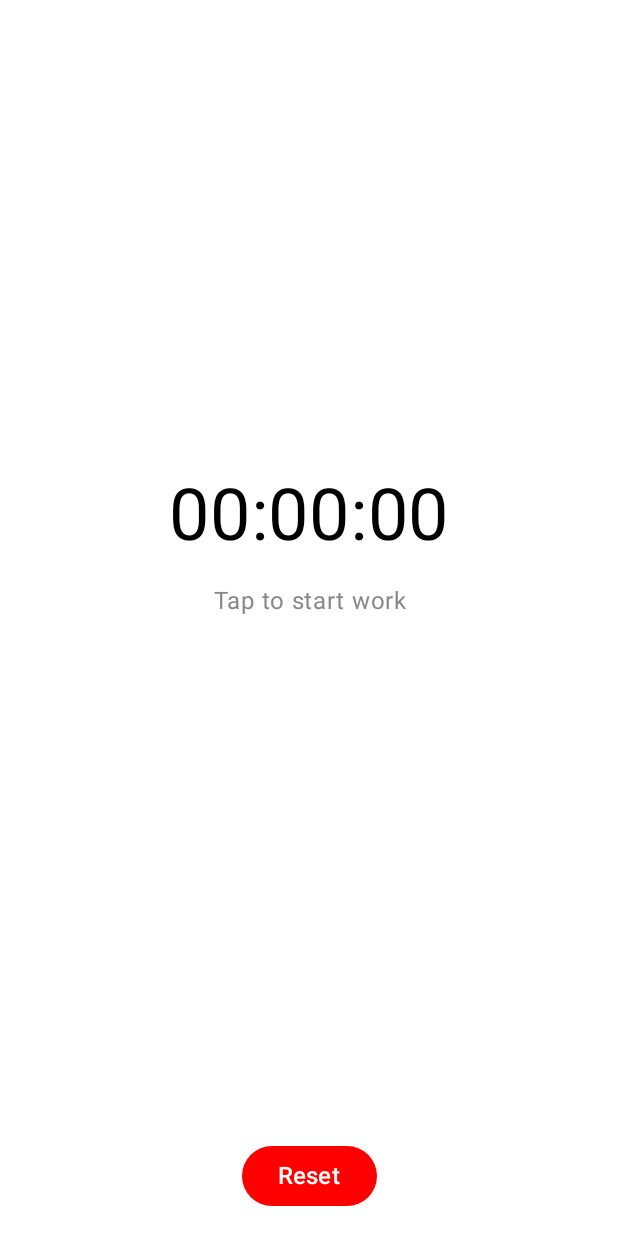
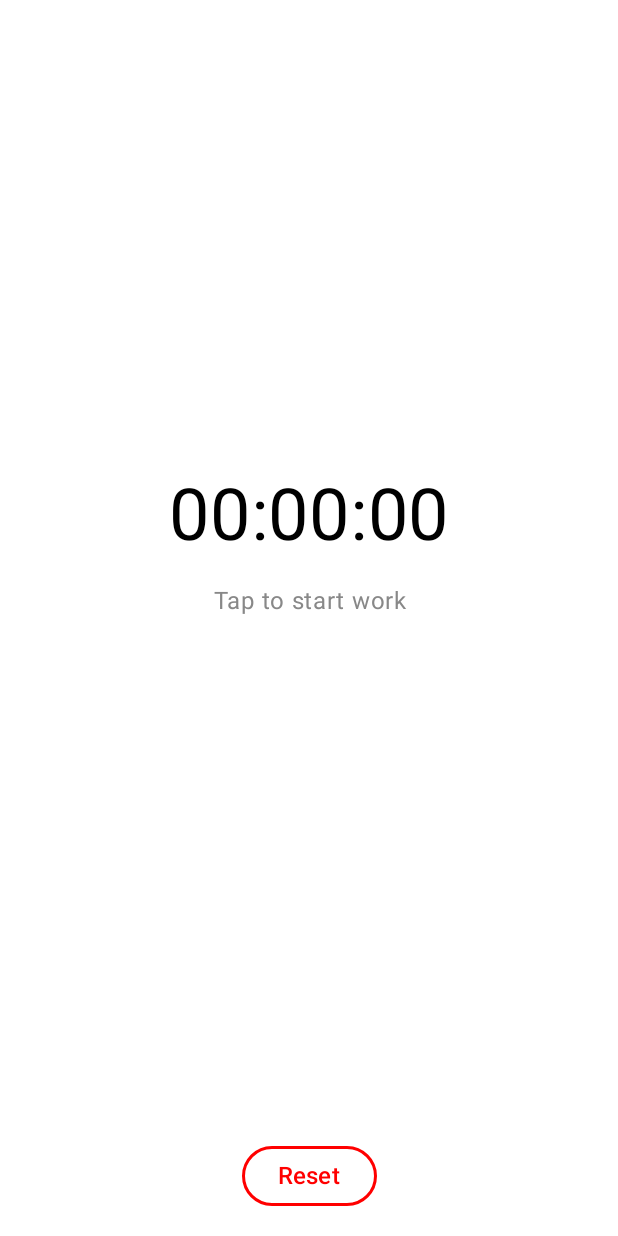
Before and after one commit to disbelief2389/rhythm-watch, an Android app built with Jetpack Compose: the screen it shows after launch (MainActivity), on a phone screen of 412 x 824 dp. Run offline under Robolectric (Android 15) with nearby library versions, the phone set to English and light mode, and no system bars; libraries missing offline, so code that uses them is left out: androidx.test.core; 1 statement that could not run was skipped.

Commit message:
Pre optimisation, post main foundation

```diff
--- a/app/src/main/java/com/example/rhythmwatch/MainActivity.kt
+++ b/app/src/main/java/com/example/rhythmwatch/MainActivity.kt
@@ -14,6 +14,9 @@ import android.util.Log
 import androidx.activity.ComponentActivity
 import androidx.activity.compose.setContent
 import androidx.activity.enableEdgeToEdge
+import androidx.compose.animation.animateColorAsState
+import androidx.compose.animation.core.tween
+import androidx.compose.foundation.BorderStroke
 import androidx.compose.foundation.background
 import androidx.compose.foundation.clickable
 import androidx.compose.foundation.layout.Arrangement
@@ -105,10 +108,16 @@ fun TimerScreen(viewModel: TimerViewModel, modifier: Modifier = Modifier) {
         else "Tap to start break"
     }
 
+    // Define colors
+    val backgroundColor = animateColorAsState(
+        targetValue = if (isBreakMode) Color.Black else Color.White,
+        animationSpec = tween(durationMillis = 350) // transition time
+    )
+
     Box(
         modifier = modifier
             .fillMaxSize()
-            .background(Color.White)
+            .background(backgroundColor.value) // Use animated background color
             .clickable {
                 if (isBreakMode) {
                     // Do nothing in break mode
@@ -124,7 +133,7 @@ fun TimerScreen(viewModel: TimerViewModel, modifier: Modifier = Modifier) {
         Column(
             modifier = Modifier
                 .fillMaxSize()
-                .background(Color.White),  // Debug background
+                .background(backgroundColor.value),  // Debug background
             horizontalAlignment = Alignment.CenterHorizontally,
             verticalArrangement = Arrangement.Center
         ) {
@@ -138,21 +147,31 @@ fun TimerScreen(viewModel: TimerViewModel, modifier: Modifier = Modifier) {
                 Text(
                     text = currentTime,  // Always show currentTime
                     fontSize = 48.sp,
-                    color = Color.Black
+                    color = if (isBreakMode) Color.White else Color.Black
                 )
                 Spacer(modifier = Modifier.height(16.dp))
                 Text(
-                    text = tapLabel, fontSize = 16.sp, color = Color.Gray, textAlign = TextAlign.Center
+                    text = tapLabel,
+                    fontSize = 16.sp,
+                    color = Color.Gray, // Tap label remains grey
+                    textAlign = TextAlign.Center
                 )
             }
             Spacer(modifier = Modifier.height(16.dp))
             Button(
                 onClick = { viewModel.resetTimer() },
                 modifier = Modifier.padding(16.dp),
-                colors = ButtonDefaults.buttonColors(containerColor = Color.Red)
+                colors = ButtonDefaults.buttonColors(
+                    containerColor = Color.Transparent, // Transparent background
+                    contentColor = Color.Red            // Red text color
+                ),
+                border = BorderStroke(2.dp, Color.Red), // Red border
+                elevation = ButtonDefaults.buttonElevation(defaultElevation = 0.dp) // Optional: Remove elevation for a cleaner look
             ) {
                 Text(
-                    text = "Reset", fontSize = 16.sp, color = Color.White
+                    text = "Reset",
+                    fontSize = 16.sp,
+                    color = Color.Red // Red text color
                 )
             }
         }
@@ -190,7 +209,8 @@ class TimerViewModel(application: Application) : AndroidViewModel(application) {
         super.onCleared()
         try {
             getApplication<Application>().unbindService(serviceConnection)
-        } catch (e: IllegalArgumentException) { /* Ignored */ }
+        } catch (e: IllegalArgumentException) { /* Ignored */
+        }
         timerService = null
     }
 
```
Also changed, not shown: app/src/main/java/com/example/rhythmwatch/TimerService.kt (+19 -15 lines), 10 other files.
